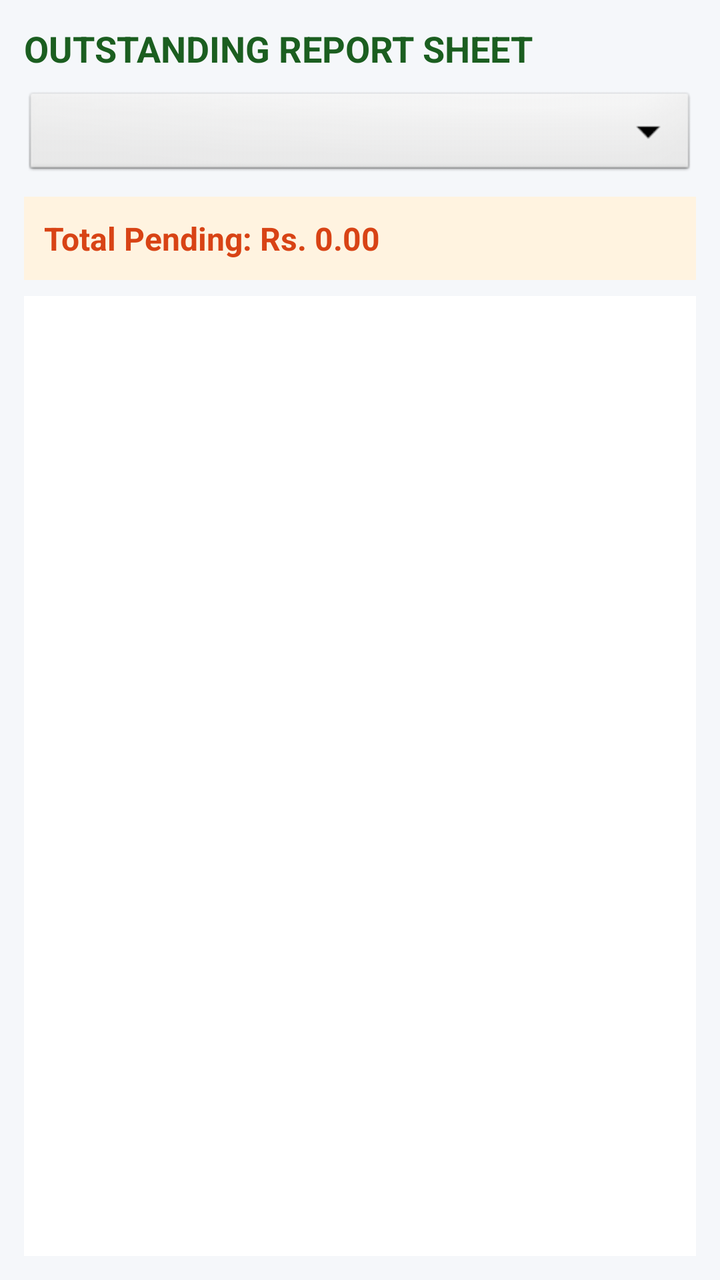
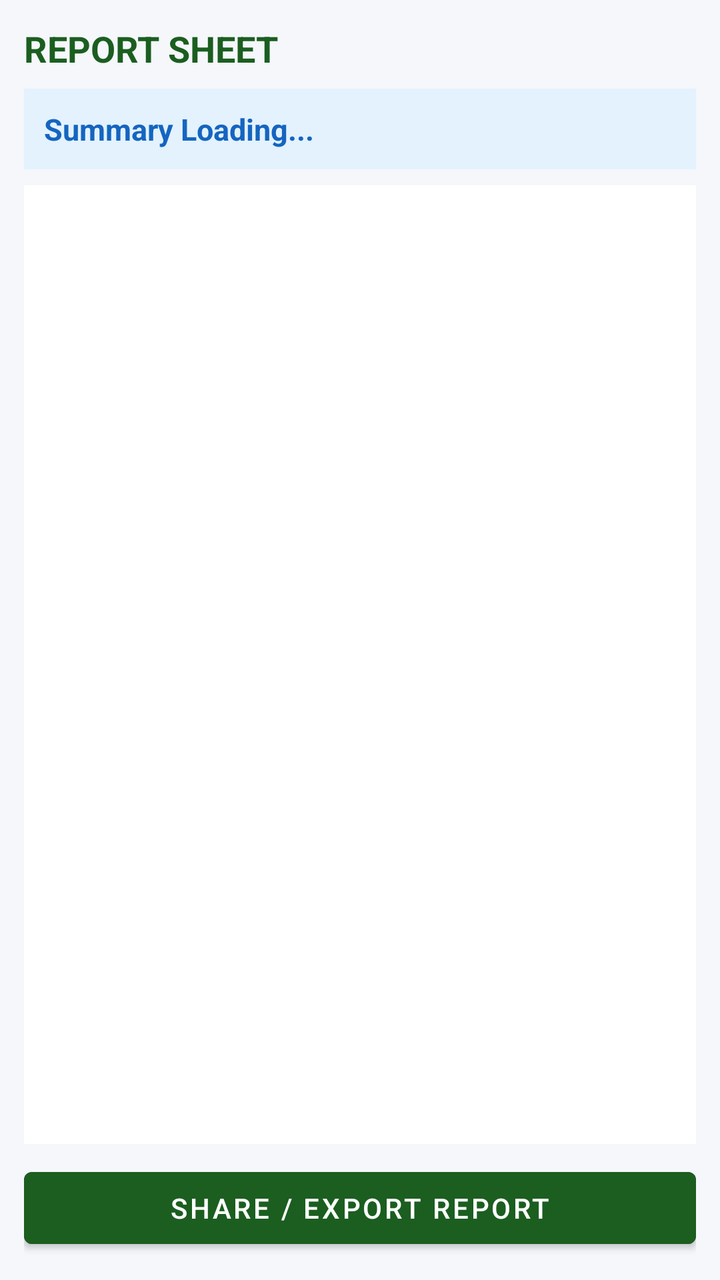

Screens rendered from an Android XML layout before and after an edit, with the pre-edit source and the edit as a unified diff.
<!-- AndroidManifest.xml: application theme Theme.MaterialComponents.DayNight.DarkActionBar -->
<!-- res/layout/activity_report_sheet.xml -->
<?xml version="1.0" encoding="utf-8"?>
<LinearLayout xmlns:android="http://schemas.android.com/apk/res/android"
    android:layout_width="match_parent"
    android:layout_height="match_parent"
    android:orientation="vertical"
    android:padding="12dp"
    android:background="#F5F7FA">

    <TextView
        android:id="@+id/tvReportTitle"
        android:layout_width="match_parent"
        android:layout_height="wrap_content"
        android:text="OUTSTANDING REPORT SHEET"
        android:textSize="18sp"
        android:textStyle="bold"
        android:textColor="#1B5E20"
        android:layout_marginBottom="8dp" />

    <Spinner
        android:id="@+id/spReportGroupFilter"
        android:layout_width="match_parent"
        android:layout_height="46dp"
        android:background="@android:drawable/btn_dropdown"
        android:layout_marginBottom="8dp" />

    <TextView
        android:id="@+id/tvReportTotal"
        android:layout_width="match_parent"
        android:layout_height="wrap_content"
        android:text="Total Pending: Rs. 0.00"
        android:textSize="16sp"
        android:textStyle="bold"
        android:textColor="#D84315"
        android:background="#FFF3E0"
        android:padding="10dp"
        android:layout_marginBottom="8dp" />

    <ListView
        android:id="@+id/lvReportSheet"
        android:layout_width="match_parent"
        android:layout_height="0dp"
        android:layout_weight="1"
        android:background="#FFFFFF"
        android:dividerHeight="1dp" />

</LinearLayout>
<!-- resources referenced by this layout -->
<resources>

</resources>

<!-- the commit's change to res/layout/activity_report_sheet.xml (unified diff, before → after) -->
@@ -10,19 +10,22 @@
         android:id="@+id/tvReportTitle"
         android:layout_width="match_parent"
         android:layout_height="wrap_content"
-        android:text="OUTSTANDING REPORT SHEET"
+        android:text="REPORT SHEET"
         android:textSize="18sp"
         android:textStyle="bold"
         android:textColor="#1B5E20"
         android:layout_marginBottom="8dp" />
 
+    
     <Spinner
         android:id="@+id/spReportGroupFilter"
         android:layout_width="match_parent"
         android:layout_height="46dp"
         android:background="@android:drawable/btn_dropdown"
+        android:visibility="gone"
         android:layout_marginBottom="8dp" />
 
+    
     <TextView
         android:id="@+id/tvReportTotal"
         android:layout_width="match_parent"
@@ -33,14 +36,55 @@
         android:textColor="#D84315"
         android:background="#FFF3E0"
         android:padding="10dp"
+        android:visibility="gone"
         android:layout_marginBottom="8dp" />
 
+    
+    <TextView
+        android:id="@+id/tvReportSummary"
+        android:layout_width="match_parent"
+        android:layout_height="wrap_content"
+        android:text="Summary Loading..."
+        android:textSize="15sp"
+        android:textStyle="bold"
+        android:textColor="#1565C0"
+        android:background="#E3F2FD"
+        android:padding="10dp"
+        android:layout_marginBottom="8dp" />
+
+    
     <ListView
         android:id="@+id/lvReportSheet"
         android:layout_width="match_parent"
         android:layout_height="0dp"
         android:layout_weight="1"
         android:background="#FFFFFF"
-        android:dividerHeight="1dp" />
+        android:dividerHeight="1dp"
+        android:visibility="gone" />
+
+    
+    <ScrollView
+        android:layout_width="match_parent"
+        android:layout_height="0dp"
+        android:layout_weight="1"
+        android:background="#FFFFFF"
+        android:padding="10dp">
+
+        <TextView
+            android:id="@+id/tvReportBody"
+            android:layout_width="match_parent"
+            android:layout_height="wrap_content"
+            android:textSize="14sp"
+            android:textColor="#212121" />
+    </ScrollView>
+
+    <Button
+        android:id="@+id/btnShareReport"
+        android:layout_width="match_parent"
+        android:layout_height="48dp"
+        android:text="SHARE / EXPORT REPORT"
+        android:backgroundTint="#1B5E20"
+        android:textColor="#FFFFFF"
+        android:layout_marginTop="8dp" />
 
 </LinearLayout>
